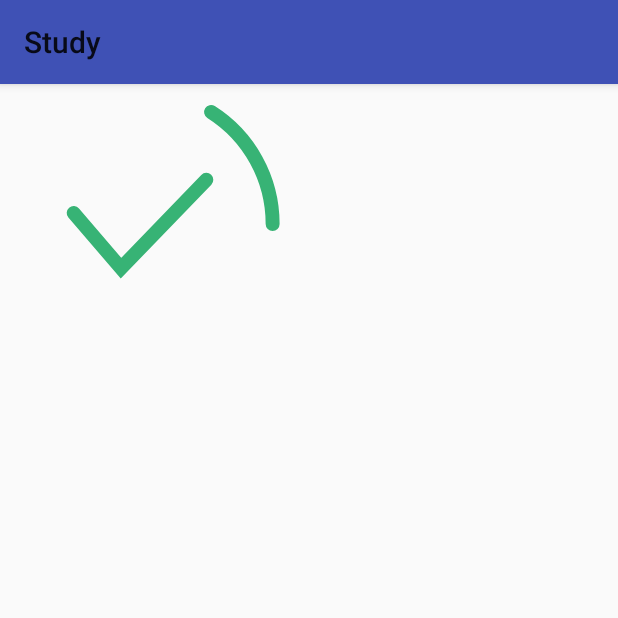
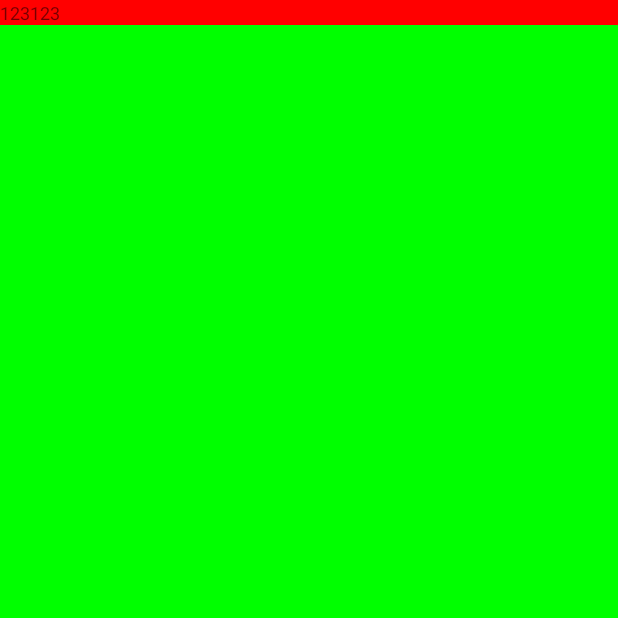
Before and after one commit to shycdw/studyTest, an Android app: the screen it shows after launch (DialogDemoActivity before the commit, SystemUiActivity after it), on a phone screen of 412 x 824 dp, the top half of it. Run offline under Robolectric (Android 15) with nearby library versions, the light colour scheme and no system bars.

Commit message:
System UI best practice

```diff
--- a/app/src/main/AndroidManifest.xml
+++ b/app/src/main/AndroidManifest.xml
@@ -37,13 +37,15 @@
 
         <activity android:name=".ui.activity.multimedia.MediaActivity" />
 
-        <activity android:name=".ui.activity.multimedia.DialogDemoActivity">
+        <activity android:name=".ui.activity.DialogDemoActivity" />
+
+        <activity android:name=".ui.activity.SystemUiActivity"
+            android:theme="@style/AppTheme_FullScreen">
             <intent-filter>
                 <action android:name="android.intent.action.MAIN" />
                 <category android:name="android.intent.category.LAUNCHER" />
             </intent-filter>
         </activity>
-
 
         <provider
             android:name="android.support.v4.content.FileProvider"
--- a/app/src/main/java/com/david/study/company/ScrollCircleView.java
+++ b/app/src/main/java/com/david/study/company/ScrollCircleView.java
@@ -47,8 +47,8 @@ public class ScrollCircleView extends View {
     public ScrollCircleView(Context context, @Nullable AttributeSet attrs, int defStyleAttr) {
         super(context, attrs, defStyleAttr);
         TypedArray ta = context.obtainStyledAttributes(attrs, R.styleable.ScrollCircleView);
-        int strokeColor = ta.getColor(R.styleable.ScrollCircleView_stroke_color, DEFAULT_STROKE_COLOR);
-        mStrokeWidth = ta.getFloat(R.styleable.ScrollCircleView_stroke_size, -1);
+        int strokeColor = ta.getColor(R.styleable.ScrollCircleView_scv_stroke_color, DEFAULT_STROKE_COLOR);
+        mStrokeWidth = ta.getFloat(R.styleable.ScrollCircleView_scv_stroke_size, -1);
         ta.recycle();
         mPaint = new Paint(Paint.ANTI_ALIAS_FLAG);
         mPaint.setColor(strokeColor);
--- a/app/src/main/java/com/david/study/ui/activity/multimedia/DialogDemoActivity.java
+++ b/app/src/main/java/com/david/study/ui/activity/DialogDemoActivity.java
@@ -1,4 +1,4 @@
-package com.david.study.ui.activity.multimedia;
+package com.david.study.ui.activity;
 
 import android.os.Bundle;
 
--- /dev/null
+++ b/app/src/main/java/com/david/study/ui/activity/SystemUiActivity.java
@@ -0,0 +1,126 @@
+package com.david.study.ui.activity;
+
+import android.app.ActionBar;
+import android.os.Build;
+import android.os.Bundle;
+import android.support.v7.app.AppCompatActivity;
+import android.util.Log;
+import android.view.MotionEvent;
+import android.view.View;
+import android.view.WindowManager;
+
+import com.david.study.R;
+
+/**
+ * 系统UI测试
+ * Created by DavidChen on 2017/5/31.
+ */
+
+public class SystemUiActivity extends AppCompatActivity {
+    private static final String TAG = "SystemUiActivity";
+
+    @Override
+    protected void onCreate(Bundle savedInstanceState) {
+        super.onCreate(savedInstanceState);
+        /*View decorView = getWindow().getDecorView();
+        int uiOptions = View.SYSTEM_UI_FLAG_LOW_PROFILE;
+        decorView.setSystemUiVisibility(uiOptions);*/
+        // If the Android version is lower than Jellybean, use this call to hide
+        // the status bar.
+        /*if (Build.VERSION.SDK_INT < 16) {
+            getWindow().setFlags(WindowManager.LayoutParams.FLAG_FULLSCREEN,
+                    WindowManager.LayoutParams.FLAG_FULLSCREEN);
+        } else {
+            View decorView = getWindow().getDecorView();
+            // Hide the status bar.
+            int uiOptions = View.SYSTEM_UI_FLAG_FULLSCREEN;
+            decorView.setSystemUiVisibility(uiOptions);
+            // Remember that you should never show the action bar if the
+            // status bar is hidden, so hide that too if necessary.
+            ActionBar actionBar = getActionBar();
+            if (actionBar != null) {
+                actionBar.hide();
+            }
+        }*/
+
+        /*//4.1以上可以设置布局在StatusBar后面的布局，但是要注意，不要让StatusBar覆盖到布局
+        View decorView = getWindow().getDecorView();
+        // Hide the status bar.
+        int uiOptions = View.SYSTEM_UI_FLAG_LAYOUT_FULLSCREEN;
+        // 这个与SYSTEM_UI_FLAG_FULLSCREEN区别在于，这个会使布局包含在statusBar下面，而且有statusBar。SYSTEM_UI_FLAG_FULLSCREEN是与StatusBar分开，且不含statusBar。
+        decorView.setSystemUiVisibility(uiOptions);*/
+
+        //4.4以上可以设置透明statusBar布局，但是要注意，不要让StatusBar覆盖到布局，与属性android:windowTranslucentStatus一致
+        /*if (Build.VERSION.SDK_INT >= Build.VERSION_CODES.KITKAT) {
+            getWindow().setFlags(WindowManager.LayoutParams.FLAG_TRANSLUCENT_STATUS, WindowManager.LayoutParams.FLAG_TRANSLUCENT_STATUS);
+        }*/
+
+        /*View decorView = getWindow().getDecorView();
+        // Hide the status bar.
+        int uiOptions = View.SYSTEM_UI_FLAG_FULLSCREEN|View.SYSTEM_UI_FLAG_HIDE_NAVIGATION|View.SYSTEM_UI_FLAG_IMMERSIVE;
+        // 这个与SYSTEM_UI_FLAG_FULLSCREEN区别在于，这个会使布局包含在statusBar下面，而且有statusBar。SYSTEM_UI_FLAG_FULLSCREEN是与StatusBar分开，且不含statusBar。
+        *//*decorView.setSystemUiVisibility(uiOptions);*//*
+        decorView.setSystemUiVisibility(
+                View.SYSTEM_UI_FLAG_LAYOUT_STABLE
+                        | View.SYSTEM_UI_FLAG_LAYOUT_HIDE_NAVIGATION
+                        | View.SYSTEM_UI_FLAG_LAYOUT_FULLSCREEN
+                        | View.SYSTEM_UI_FLAG_HIDE_NAVIGATION // hide nav bar
+                        | View.SYSTEM_UI_FLAG_FULLSCREEN // hide status bar
+                        | View.SYSTEM_UI_FLAG_IMMERSIVE);*/
+
+        /*if (Build.VERSION.SDK_INT >= Build.VERSION_CODES.KITKAT) {
+            // Translucent status bar
+            getWindow().setFlags(
+                    WindowManager.LayoutParams.FLAG_TRANSLUCENT_STATUS,
+                    WindowManager.LayoutParams.FLAG_TRANSLUCENT_STATUS);
+        }*/
+        if (Build.VERSION.SDK_INT < Build.VERSION_CODES.JELLY_BEAN) {
+            getWindow().setFlags(WindowManager.LayoutParams.FLAG_FULLSCREEN,
+                    WindowManager.LayoutParams.FLAG_FULLSCREEN);
+        } else if (Build.VERSION.SDK_INT >= Build.VERSION_CODES.JELLY_BEAN
+                && Build.VERSION.SDK_INT < Build.VERSION_CODES.KITKAT) {
+            View decorView = getWindow().getDecorView();
+            int uiOptions = View.SYSTEM_UI_FLAG_LAYOUT_FULLSCREEN|View.SYSTEM_UI_FLAG_LAYOUT_STABLE;
+            decorView.setSystemUiVisibility(uiOptions);
+        } else if (Build.VERSION.SDK_INT >= Build.VERSION_CODES.KITKAT) {
+            // 自动设置了SYSTEM_UI_FLAG_LAYOUT_FULLSCREEN和SYSTEM_UI_FLAG_LAYOUT_STABLE标志
+            getWindow().setFlags(WindowManager.LayoutParams.FLAG_TRANSLUCENT_STATUS, WindowManager.LayoutParams.FLAG_TRANSLUCENT_STATUS);
+        }
+        setContentView(R.layout.system_ui);
+    }
+        @Override
+        public boolean onTouchEvent (MotionEvent event){
+        /*View decorView = getWindow().getDecorView();
+        // Calling setSystemUiVisibility() with a value of 0 clears all flags.
+        decorView.setSystemUiVisibility(0);
+        new Thread(new Runnable() {
+            @Override
+            public void run() {
+                try {
+                    Thread.sleep(3000);
+                } catch (InterruptedException e) {
+                    e.printStackTrace();
+                }
+                runOnUiThread(new Runnable() {
+                    @Override
+                    public void run() {
+                        View decorView = getWindow().getDecorView();
+                        int uiOptions = View.SYSTEM_UI_FLAG_LOW_PROFILE;
+                        decorView.setSystemUiVisibility(uiOptions);
+                    }
+                });
+
+            }
+        }).start();*/
+            return super.onTouchEvent(event);
+        }
+
+        @Override
+        protected void onResume () {
+            super.onResume();
+            Log.i(TAG, "onResume: ");
+        /*View decorView = getWindow().getDecorView();
+        int uiOptions = View.SYSTEM_UI_FLAG_LOW_PROFILE;
+        decorView.setSystemUiVisibility(uiOptions);*/
+        }
+    }
--- /dev/null
+++ b/app/src/main/res/layout/system_ui.xml
@@ -0,0 +1,15 @@
+<?xml version="1.0" encoding="utf-8"?>
+<LinearLayout xmlns:android="http://schemas.android.com/apk/res/android"
+    android:layout_width="match_parent"
+    android:layout_height="match_parent"
+    android:orientation="vertical"
+    android:background="@color/blue">
+
+    <TextView
+        android:layout_width="match_parent"
+        android:layout_height="wrap_content"
+        android:textSize="12sp"
+        android:text="123123"
+        android:background="@color/red"/>
+
+</LinearLayout>
--- a/app/src/main/res/values/attrs.xml
+++ b/app/src/main/res/values/attrs.xml
@@ -49,7 +49,7 @@
     </declare-styleable>
 
     <declare-styleable name="ScrollCircleView">
-        <attr name="stroke_color" format="color" />
-        <attr name="stroke_size" format="float" />
+        <attr name="scv_stroke_color" format="color" />
+        <attr name="scv_stroke_size" format="float" />
     </declare-styleable>
 </resources>
--- a/app/src/main/res/values/styles.xml
+++ b/app/src/main/res/values/styles.xml
@@ -7,6 +7,18 @@
         <item name="colorPrimaryDark">@color/colorPrimaryDark</item>
         <item name="colorAccent">@color/colorAccent</item>
         <item name="android:windowAnimationStyle">@style/OpenCloseAnimation</item>
+    </style>
+
+    <!-- Base application theme.Theme.AppCompat.Light.DarkActionBar -->
+    <style name="AppTheme_FullScreen" parent="Theme.AppCompat.Light.NoActionBar">
+        <!-- Customize your theme here. -->
+        <item name="colorPrimary">@color/colorPrimary</item>
+        <item name="colorPrimaryDark">@color/colorPrimaryDark</item>
+        <item name="colorAccent">@color/colorAccent</item>
+        <item name="android:windowAnimationStyle">@style/OpenCloseAnimation</item>
+        <item name="android:windowNoTitle">true</item>
+        <!--<item name="android:windowTranslucentStatus">true</item>-->
+        <!--<item name="android:windowFullscreen">true</item>-->
     </style>
 
     <style name="PopupAnimation" parent="@android:style/Animation">
```
Also changed, not shown: app/src/main/java/com/david/study/base/BaseActivity.java (+17 -2 lines), app/src/main/java/com/david/study/ui/activity/SplashActivity.java (added, +72 -0 lines), app/libs/SystemBarTintManager.jar (added).
